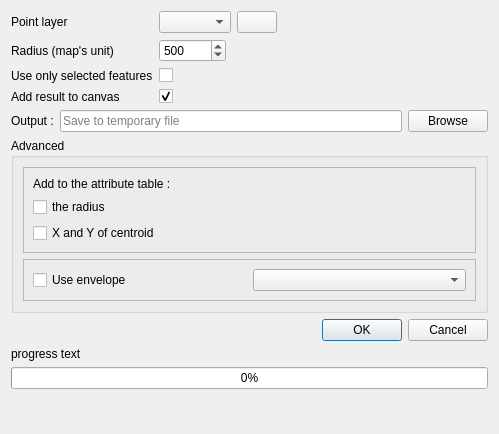
Above: ui/blur.ui from Gustry/Blurring before the change. Below: the same form after it.
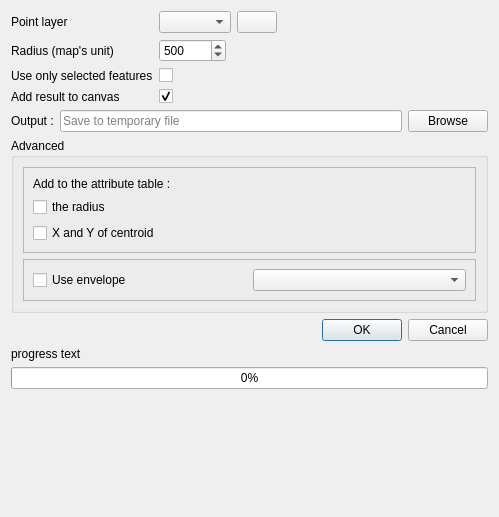
That is the form after the change. Icons and pictures are not drawn. Custom widgets are drawn as their Qt base class.

Diff of the .ui file:
```diff
--- a/ui/blur.ui
+++ b/ui/blur.ui
@@ -7,7 +7,7 @@
     <x>0</x>
     <y>0</y>
     <width>499</width>
-    <height>434</height>
+    <height>517</height>
    </rect>
   </property>
   <property name="windowTitle">
```
Left out of the diff: 9 changed lines with no effect on the pictures.
